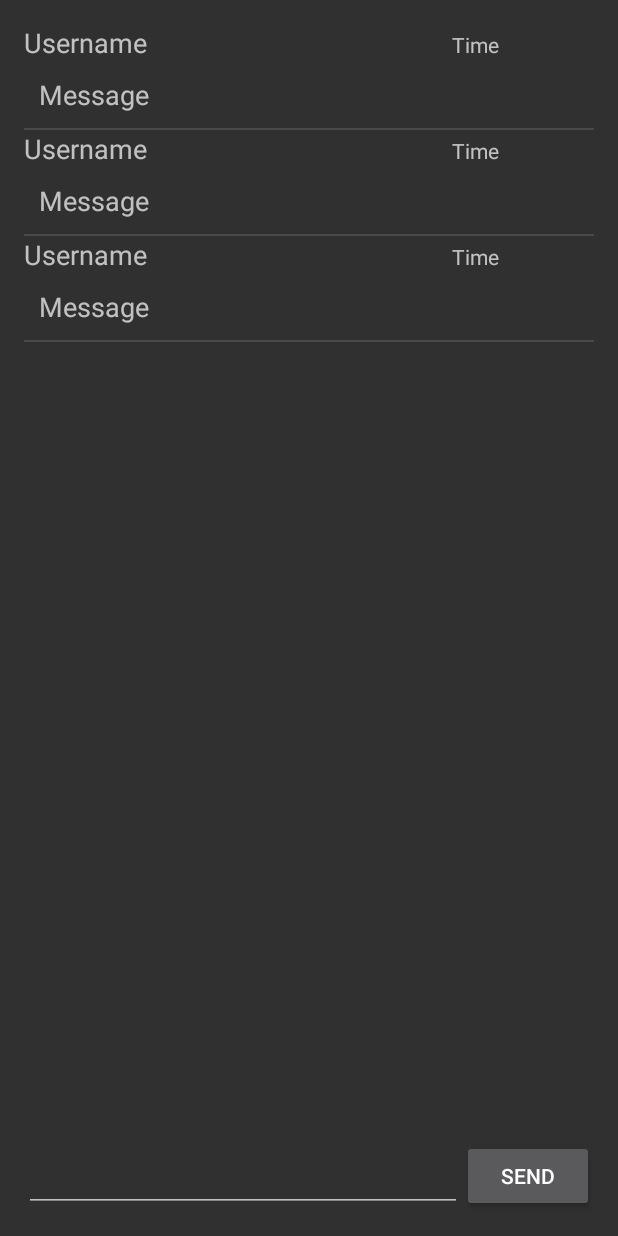
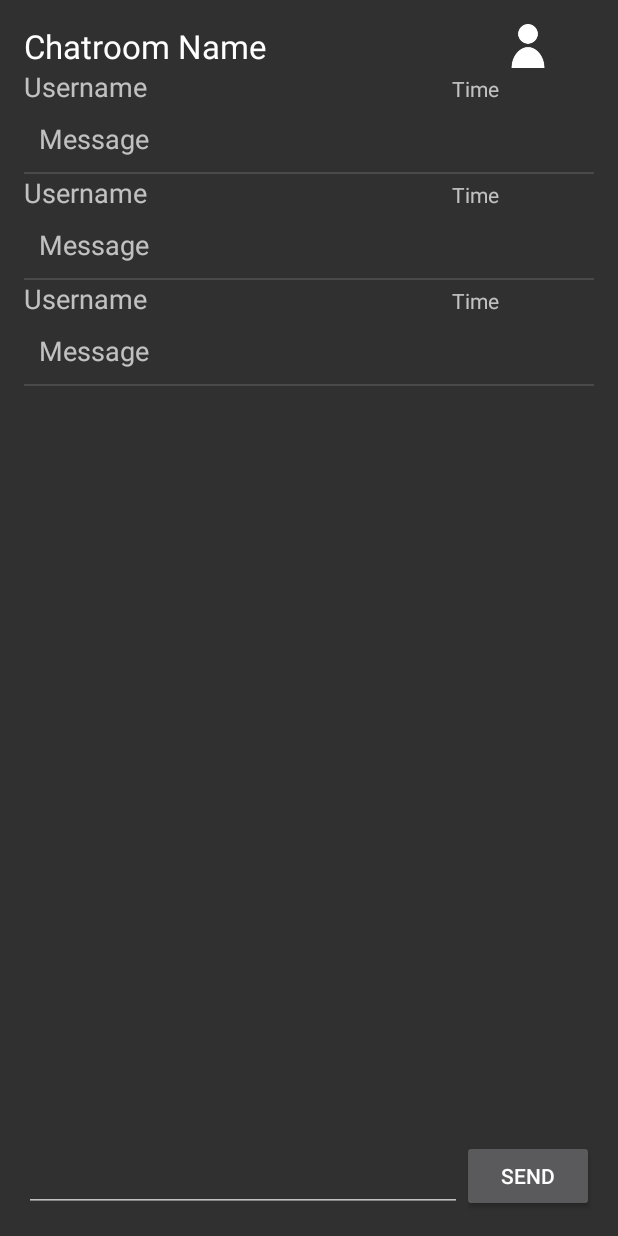
Before and after one commit to toka-io/toka-android, an Android app: the layout activity_chatroom.xml on its own in the app's theme, with its tools: preview values and no code run, on a phone screen of 412 x 824 dp. Run offline under Robolectric (Android 15) with nearby library versions, the phone set to English and light mode, and no system bars.

Commit message:
Update 1
- Reorganized code
- Fixed timestamps
- Updated min Version
- Added message sound
- Started work on SMS

```diff
--- a/app/build.gradle
+++ b/app/build.gradle
@@ -6,7 +6,7 @@ android {
 
     defaultConfig {
         applicationId "io.toka.android"
-        minSdkVersion 15
+        minSdkVersion 19
         targetSdkVersion 23
         versionCode 1
         versionName "1.0"
--- a/app/src/main/AndroidManifest.xml
+++ b/app/src/main/AndroidManifest.xml
@@ -24,7 +24,12 @@
             </intent-filter>
         </activity>
     </application>
+
     <uses-permission android:name="android.permission.INTERNET" />
     <uses-permission android:name="android.permission.ACCESS_NETWORK_STATE" />
+    <uses-permission android:name="android.permission.READ_PHONE_STATE" />
+    <uses-permission android:name="android.permission.SEND_SMS" />
+    <uses-permission android:name="android.permission.READ_SMS" />
+    <uses-permission android:name="android.permission.RECEIVE_SMS" />
 
 </manifest>
--- a/app/src/main/res/layout/activity_chatroom.xml
+++ b/app/src/main/res/layout/activity_chatroom.xml
@@ -9,13 +9,14 @@
         android:layout_width="wrap_content"
         android:layout_height="wrap_content"
         android:id="@+id/listView"
-        android:layout_alignParentTop="true"
         android:layout_alignParentLeft="true"
         android:layout_alignParentStart="true"
         android:layout_above="@+id/Send"
         tools:listitem="@layout/chatmessage"
         android:listSelector="@android:color/transparent"
-        android:headerDividersEnabled="false" />
+        android:headerDividersEnabled="false"
+        android:focusable="false"
+        android:layout_below="@+id/ChatroomName" />
 
     <EditText
         android:layout_width="wrap_content"
@@ -39,4 +40,24 @@
         android:nestedScrollingEnabled="false"
         android:onClick="addItem" />
 
+    <TextView
+        android:layout_width="wrap_content"
+        android:layout_height="wrap_content"
+        android:textAppearance="?android:attr/textAppearanceLarge"
+        android:text="Chatroom Name"
+        android:id="@+id/ChatroomName"
+        android:layout_alignParentTop="true"
+        android:layout_alignParentLeft="true"
+        android:layout_alignParentStart="true"
+        android:layout_toStartOf="@+id/Send" />
+
+    <ImageView
+        android:layout_width="wrap_content"
+        android:layout_height="wrap_content"
+        android:id="@+id/imageView"
+        android:src="@drawable/user"
+        android:layout_alignParentTop="true"
+        android:layout_toEndOf="@+id/ChatroomName"
+        android:layout_above="@+id/listView" />
+
 </RelativeLayout>
```
Also changed, not shown: app/src/main/java/io/toka/android/ChatMessage.java (+9 -0 lines), app/src/main/java/io/toka/android/ChatroomActivity.java (+11 -11 lines), app/src/main/java/io/toka/android/Info.java (+11 -0 lines), app/src/main/java/io/toka/android/Message.java (added, +8 -0 lines), app/src/main/java/io/toka/android/login.java (+30 -6 lines), app/src/main/res/drawable/user.png (added), app/src/main/res/mipmap-hdpi/user.png (added), app/src/main/res/mipmap-mdpi/user.png (added), app/src/main/res/mipmap-xhdpi/user.png (added), app/src/main/res/mipmap-xxhdpi/user.png (added), app/src/main/res/mipmap-xxxhdpi/user.png (added), app/src/main/user-web.png (added), 2 other files.
